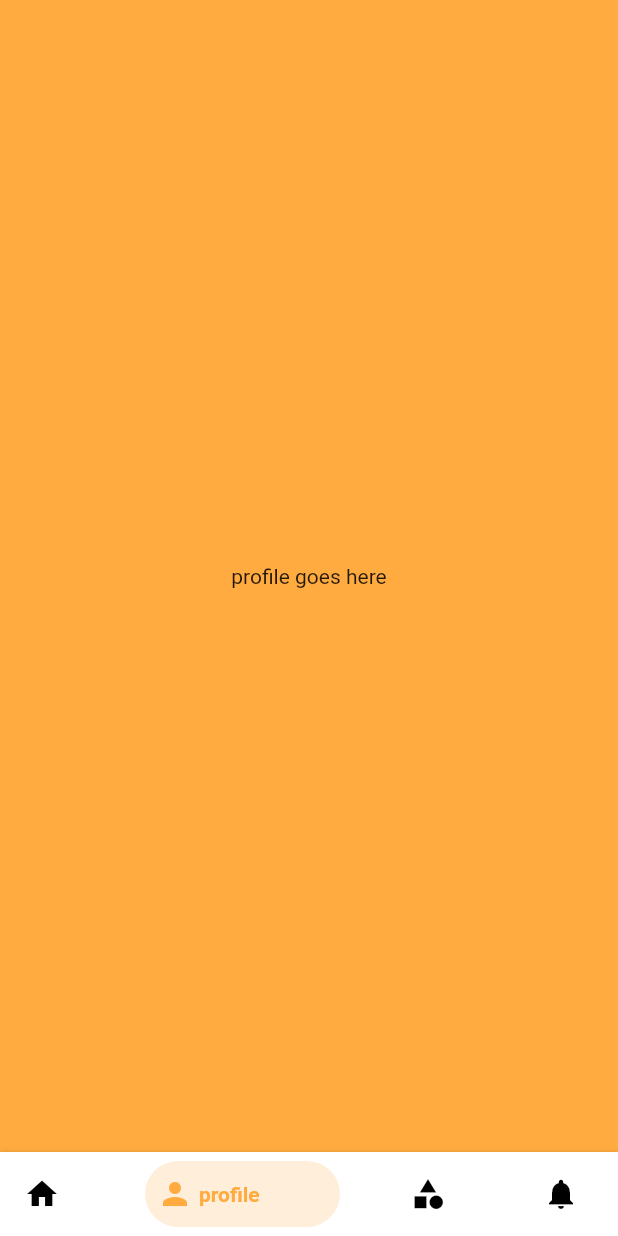
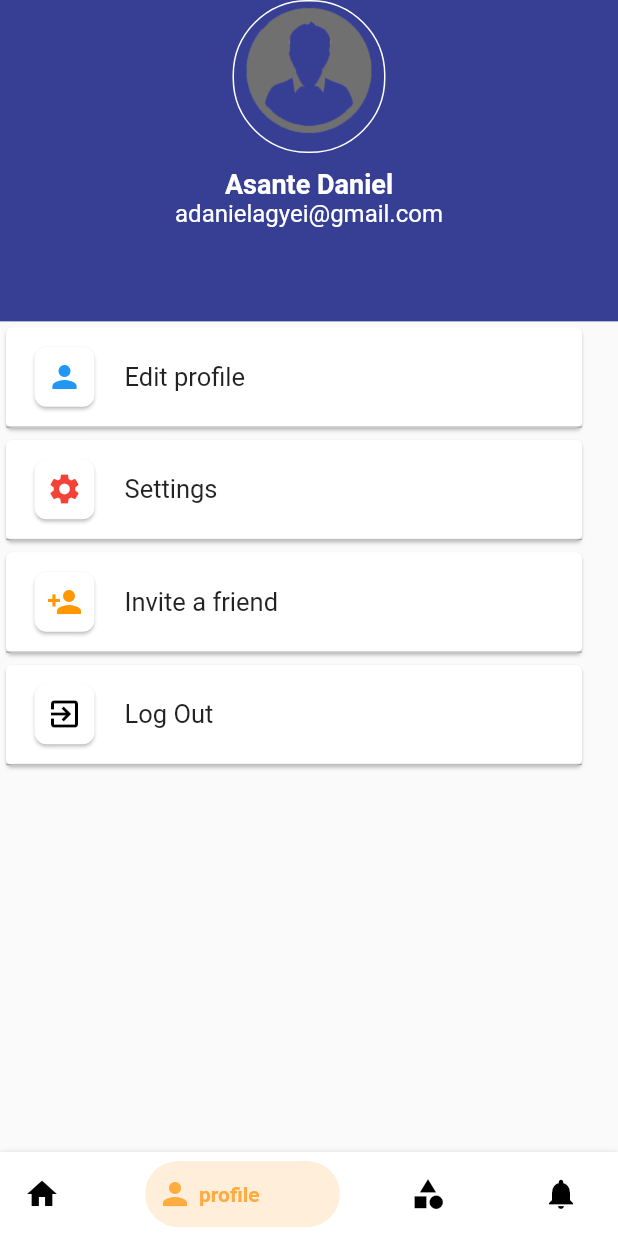
Before and after one commit to stephen911/campus_market, a Flutter app: the screen it shows after launch, item 2 of the bottom bar chosen, on a phone screen of 412 x 824 dp. Run offline on Flutter 3.47's test engine with Material 2 defaults, Android fonts, the phone set to English and light mode, and no system bars; drawn by our look-alikes of bottom_navy_bar.

Commit message:
working on profile page

```diff
--- a/lib/screens/profile.dart
+++ b/lib/screens/profile.dart
@@ -10,12 +10,125 @@ class ProfilePage extends StatefulWidget {
 class _ProfilePageState extends State<ProfilePage> {
   @override
   Widget build(BuildContext context) {
+    Size size = MediaQuery.of(context).size;
+
+    Color kprimary = const Color(0xFF363f93);
+
     return Scaffold(
-      body: Container(
-        color: Colors.orangeAccent,
-        child: Center(
-          child: Text("profile goes here"),
+        body: SafeArea(
+      child: Column(
+        children: [
+          Container(
+            height: size.height * 0.26,
+            width: double.infinity,
+            color: kprimary,
+            child: Column(
+              children: [
+                Container(
+                  decoration: BoxDecoration(
+                      borderRadius: BorderRadius.circular(50),
+                      border: Border.all(color: Colors.white)),
+                  child: ClipRRect(
+                      borderRadius: BorderRadius.circular(50),
+                      child: Image(
+                        image: AssetImage(
+                          "assets/profile.png",
+                        ),
+                        height: 100,
+                        width: 100,
+                        fit: BoxFit.cover,
+                      )),
+                ),
+                const SizedBox(
+                  height: 10,
+                ),
+                Text(
+                  "Asante Daniel",
+                  style: const TextStyle(
+                      color: Colors.white,
+                      fontWeight: FontWeight.bold,
+                      fontSize: 18),
+                ),
+                Text(
+                  "adanielagyei@gmail.com",
+                  maxLines: 1,
+                  style: const TextStyle(
+                      color: Colors.white,
+                      fontSize: 16,
+                      overflow: TextOverflow.ellipsis),
+                ),
+              ],
+            ),
+          ),
+          Expanded(
+            child: Padding(
+              padding: const EdgeInsets.only(right: 20),
+              child: ListView(
+                children: [
+                  profileTile(
+                      icon: Icons.person,
+                      title: 'Edit profile',
+                      color: Colors.blue,
+                      onTap: () {}),
+                  profileTile(
+                      icon: Icons.settings,
+                      title: 'Settings',
+                      color: Colors.red),
+                  profileTile(
+                      icon: Icons.person_add,
+                      title: 'Invite a friend',
+                      color: Colors.orange),
+                  profileTile(
+                      icon: Icons.exit_to_app,
+                      title: 'Log Out',
+                      color: Colors.black,
+                      onTap: () {}),
+                ],
+              ),
+            ),
+          ),
+        ],
+      ),
+    ));
+  }
+
+  Widget profileTile(
+      {required IconData icon,
+      required String title,
+      required Color color,
+      VoidCallback? onTap}) {
+    return Card(
+      // elevation: 1,
+      child: ListTile(
+        hoverColor: Colors.blueAccent,
+        contentPadding: const EdgeInsets.symmetric(vertical: 5),
+        shape: const Border(
+          bottom: BorderSide(
+            color: Colors.black26,
+          ),
         ),
+        leading: Padding(
+          padding: const EdgeInsets.only(left: 15.0),
+          child: Card(
+            elevation: 1,
+            shape:
+                RoundedRectangleBorder(borderRadius: BorderRadius.circular(8)),
+            child: Container(
+                padding: const EdgeInsets.all(8),
+                decoration: BoxDecoration(
+                  borderRadius: BorderRadius.circular(8),
+                ),
+                child: Icon(
+                  icon,
+                  color: color,
+                )),
+          ),
+        ),
+        title: Text(
+          title,
+          style: const TextStyle(fontSize: 17),
+        ),
+        onTap: onTap ?? () {},
       ),
     );
   }
--- a/pubspec.yaml
+++ b/pubspec.yaml
@@ -59,9 +59,8 @@ flutter:
   uses-material-design: true
 
   # To add assets to your application, add an assets section, like this:
-  # assets:
-  #   - images/a_dot_burr.jpeg
-  #   - images/a_dot_ham.jpeg
+  assets:
+    - assets/
 
   # An image asset can refer to one or more resolution-specific "variants", see
   # https://flutter.dev/assets-and-images/#resolution-aware
```
Also changed, not shown: assets/profile.png (added).
